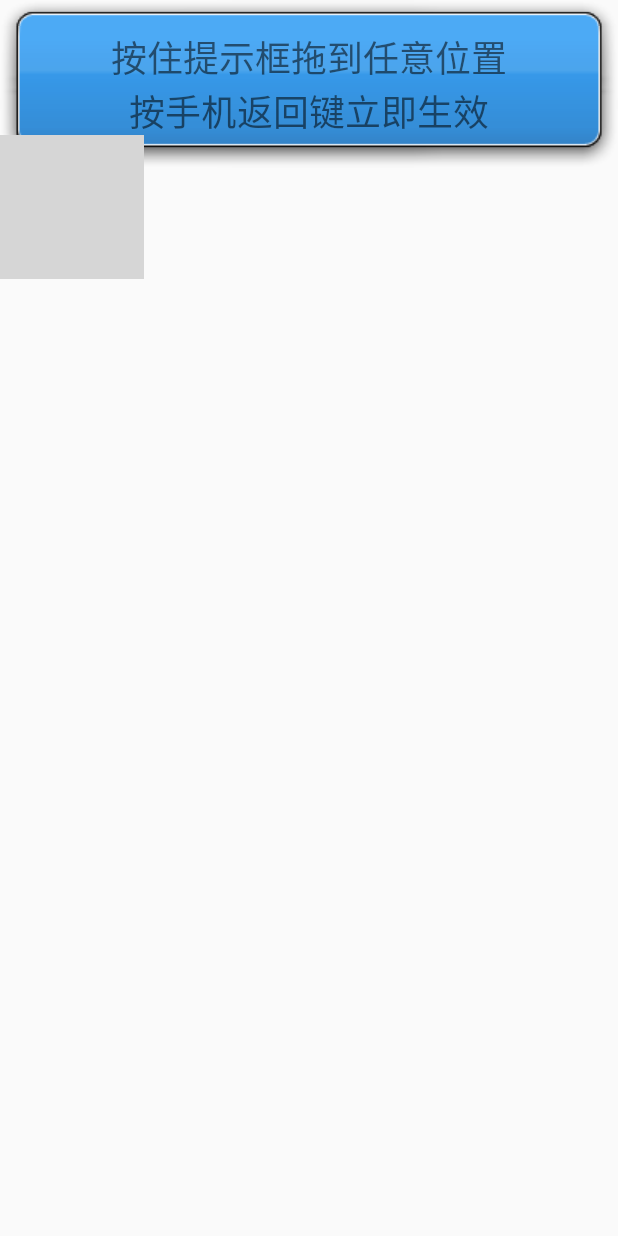
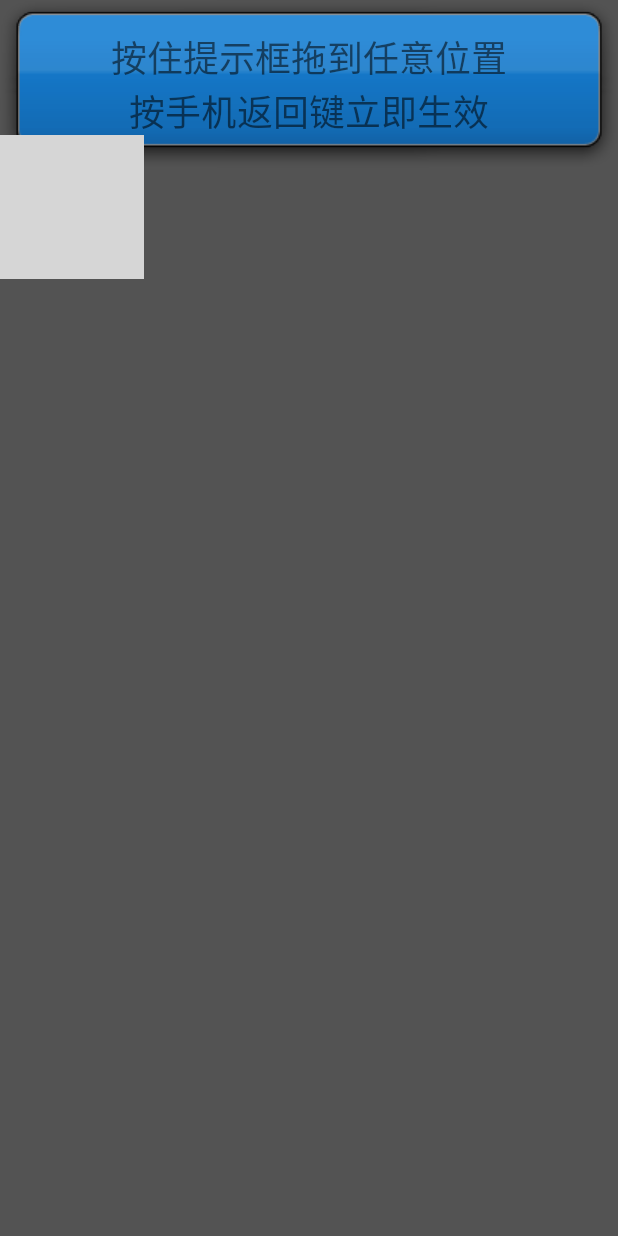
Before and after one commit to wuyinlei/MobileSafe, an Android app: the layout activity_drag_view.xml on its own in the app's theme, with its tools: preview values and no code run, on a phone screen of 412 x 824 dp. Run offline under Robolectric (Android 15) with nearby library versions, the phone set to English and light mode, and no system bars; grey boxes are pictures that could not be loaded.

Commit message:
完成自定义悬浮框的位置显示和提示的交互，加入了半透明的效果，在网上查看了activity和appcompatactivity的主题，调整了translucent的主题适用于appcompatactivity

```diff
--- a/src/main/AndroidManifest.xml
+++ b/src/main/AndroidManifest.xml
@@ -65,7 +65,8 @@
 
         <activity android:name=".activity.AToolsActivity" />
         <activity android:name=".activity.AddressActivity" />
-        <activity android:name=".activity.DragViewActivity"></activity>
+        <activity android:name=".activity.DragViewActivity"
+            android:theme="@style/Theme.AppCompat.Translucent.NoActionBar"></activity>
     </application>
 
 </manifest>
--- a/src/main/res/layout/activity_drag_view.xml
+++ b/src/main/res/layout/activity_drag_view.xml
@@ -1,6 +1,7 @@
 <?xml version="1.0" encoding="utf-8"?>
 <RelativeLayout xmlns:android="http://schemas.android.com/apk/res/android"
     android:layout_width="match_parent"
+    android:background="@color/translucent"
     android:layout_height="match_parent">
 
     <TextView
--- a/src/main/res/values/colors.xml
+++ b/src/main/res/values/colors.xml
@@ -9,4 +9,5 @@
     <color name="shallow_green">#99CC33</color>
     <color name="white_grey">#2000</color>
     <color name="red_white">#66FF6600</color>
+    <color name="translucent">#A000</color>
 </resources>
--- a/src/main/res/values/styles.xml
+++ b/src/main/res/values/styles.xml
@@ -47,4 +47,16 @@
         <item name="android:onClick">previous</item>
     </style>
 
+    <style name="Theme.AppCompat.Translucent">
+        <item name="android:windowBackground">@android:color/transparent</item>
+        <item name="android:colorBackgroundCacheHint">@null</item>
+        <item name="android:windowIsTranslucent">true</item>
+        <item name="android:windowAnimationStyle">@android:style/Animation</item>
+    </style>
+
+    <style name="Theme.AppCompat.Translucent.NoActionBar">
+        <item name="windowActionBar">false</item>
+        <item name="windowNoTitle">true</item>
+    </style>
+
 </resources>
```
Also changed, not shown: src/main/java/com/example/mobilesafe/activity/DragViewActivity.java (+53 -0 lines), src/main/res/drawable/call_locate_gray.png (deleted), src/main/res/drawable/call_locate_green.png (deleted), src/main/res/drawable/call_locate_orange.png (deleted), src/main/res/drawable/call_locate_white.9.png (deleted).
